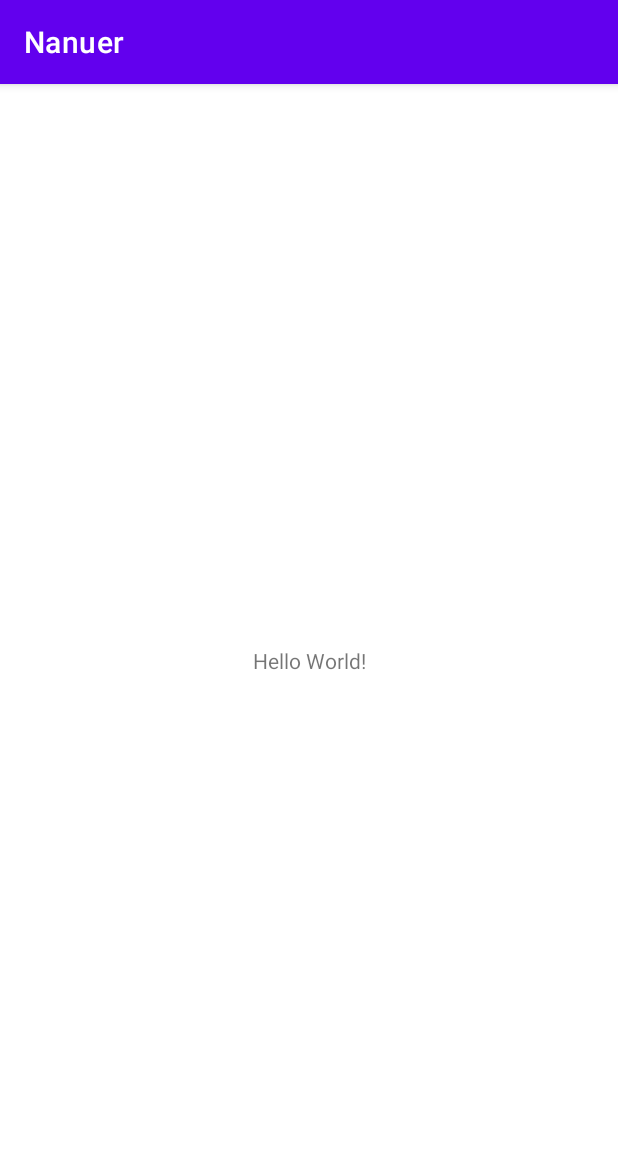
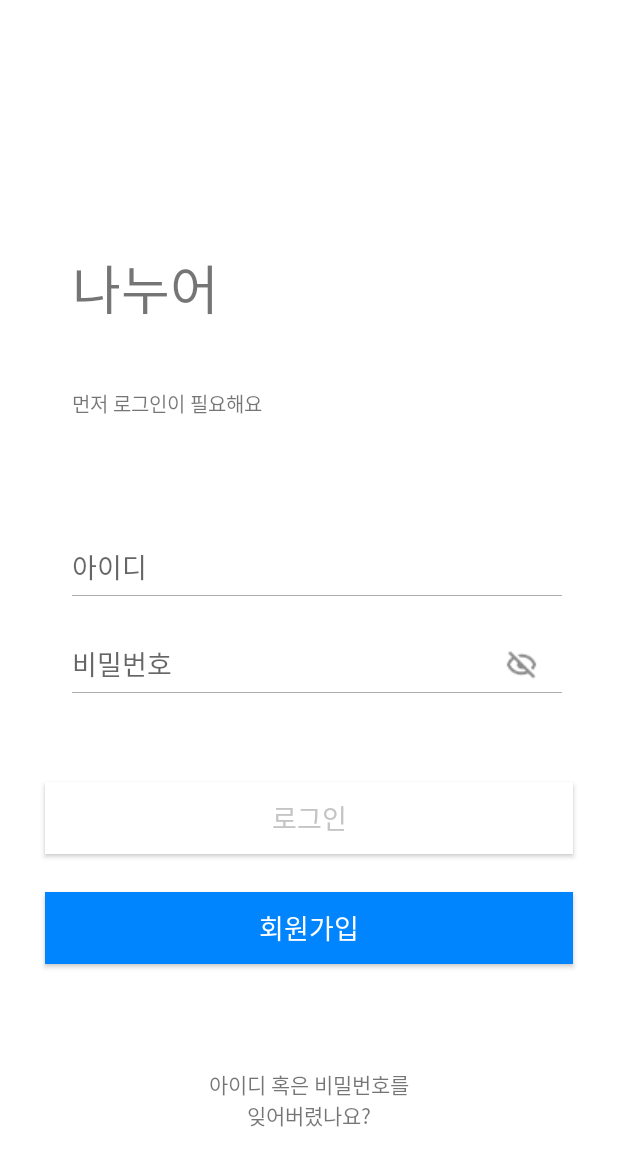
Before and after one commit to Nanuer/client, an Android app: the screen it shows after launch (MainActivity before the commit, LoginActivity after it), on a phone screen of 412 x 824 dp. Shown: the top 1166 px of the screen. Run offline under Robolectric (Android 15) with nearby library versions, the phone set to English and light mode, and no system bars.

Commit message:
create login layout

```diff
--- a/app/src/main/AndroidManifest.xml
+++ b/app/src/main/AndroidManifest.xml
@@ -10,14 +10,16 @@
         android:supportsRtl="true"
         android:theme="@style/Theme.Nanuer">
         <activity
-            android:name=".MainActivity"
+            android:name=".LoginActivity"
             android:exported="true">
             <intent-filter>
                 <action android:name="android.intent.action.MAIN" />
-
                 <category android:name="android.intent.category.LAUNCHER" />
             </intent-filter>
         </activity>
+        <activity
+            android:name=".MainActivity"
+            android:exported="true">
+        </activity>
     </application>
-
 </manifest>
--- /dev/null
+++ b/app/src/main/java/com/example/nanuer/LoginActivity.kt
@@ -0,0 +1,11 @@
+package com.example.nanuer
+
+import android.os.Bundle
+import androidx.appcompat.app.AppCompatActivity
+
+class LoginActivity : AppCompatActivity(){
+    override fun onCreate(savedInstanceState: Bundle?) {
+        super.onCreate(savedInstanceState)
+        setContentView(R.layout.activity_login)
+    }
+}
--- /dev/null
+++ b/app/src/main/res/layout/activity_login.xml
@@ -0,0 +1,132 @@
+<?xml version="1.0" encoding="utf-8"?>
+<androidx.constraintlayout.widget.ConstraintLayout xmlns:android="http://schemas.android.com/apk/res/android"
+    android:layout_width="match_parent"
+    android:layout_height="match_parent"
+    xmlns:app="http://schemas.android.com/apk/res-auto">
+
+    <TextView
+        android:id="@+id/logo_nanuer_tv"
+        android:layout_width="132dp"
+        android:layout_height="47dp"
+        android:text="나누어"
+        android:textSize="35sp"
+        app:layout_constraintTop_toTopOf="parent"
+        app:layout_constraintStart_toStartOf="parent"
+        android:layout_marginTop="165dp"
+        android:layout_marginStart="48dp"
+        />
+
+    <TextView
+        android:id="@+id/login_message_tv"
+        android:layout_width="wrap_content"
+        android:layout_height="wrap_content"
+        android:text="먼저 로그인이 필요해요"
+        android:textSize="13sp"
+        app:layout_constraintTop_toBottomOf="@id/logo_nanuer_tv"
+        app:layout_constraintStart_toStartOf="@id/logo_nanuer_tv"
+        android:layout_marginTop="46dp"
+        />
+
+    <EditText
+        android:id="@+id/login_id_et"
+        android:layout_width="0dp"
+        android:layout_height="37dp"
+        android:layout_marginTop="80dp"
+        android:layout_marginEnd="37dp"
+        android:background="@null"
+        android:hint="아이디"
+        android:inputType="text"
+        android:textSize="18sp"
+        app:layout_constraintTop_toBottomOf="@+id/login_message_tv"
+        app:layout_constraintStart_toStartOf="@id/logo_nanuer_tv"
+        app:layout_constraintEnd_toEndOf="parent"
+        />
+
+    <View
+        android:id="@+id/login_id_underscore_view"
+        android:layout_width="0dp"
+        android:layout_height="1px"
+        android:background="#adadad"
+        app:layout_constraintEnd_toEndOf="@+id/login_id_et"
+        app:layout_constraintStart_toStartOf="@+id/login_id_et"
+        app:layout_constraintTop_toBottomOf="@+id/login_id_et"/>
+
+    <EditText
+        android:id="@+id/login_pw_et"
+        android:layout_width="0dp"
+        android:layout_height="37dp"
+        android:layout_marginTop="27dp"
+        android:layout_marginEnd="37dp"
+        android:background="@null"
+        android:hint="비밀번호"
+        android:inputType="text"
+        android:textSize="18sp"
+        app:layout_constraintTop_toBottomOf="@+id/login_id_et"
+        app:layout_constraintStart_toStartOf="@id/logo_nanuer_tv"
+        app:layout_constraintEnd_toEndOf="parent"
+        />
+
+    <View
+        android:id="@+id/login_pw_underscore_view"
+        android:layout_width="0dp"
+        android:layout_height="1px"
+        android:background="#adadad"
+        app:layout_constraintEnd_toEndOf="@+id/login_pw_et"
+        app:layout_constraintStart_toStartOf="@+id/login_pw_et"
+        app:layout_constraintTop_toBottomOf="@+id/login_pw_et"/>
+
+    <ImageView
+        android:id="@+id/login_hide_pw_iv"
+        android:layout_width="23dp"
+        android:layout_height="23dp"
+        android:src="@drawable/hide"
+        app:layout_constraintTop_toTopOf="@id/login_pw_et"
+        app:layout_constraintBottom_toBottomOf="@id/login_pw_et"
+        app:layout_constraintEnd_toEndOf="@id/login_pw_et"
+        android:layout_marginEnd="15dp"
+        />
+
+    <androidx.appcompat.widget.AppCompatButton
+        android:id="@+id/login_sing_in_btn"
+        android:layout_width="0dp"
+        android:layout_height="wrap_content"
+        android:textSize="18sp"
+        android:text="로그인"
+        android:textColor="#c4c4c4"
+        app:layout_constraintTop_toBottomOf="@id/login_pw_et"
+        android:background="@color/white"
+        app:layout_constraintStart_toStartOf="parent"
+        app:layout_constraintEnd_toEndOf="parent"
+        android:layout_marginTop="60dp"
+        android:layout_marginHorizontal="30dp"
+        />
+
+    <androidx.appcompat.widget.AppCompatButton
+        android:id="@+id/login_sing_up_btn"
+        android:layout_width="0dp"
+        android:layout_height="wrap_content"
+        android:textSize="18sp"
+        android:text="회원가입"
+        android:textColor="@color/white"
+        android:background="#0085ff"
+        app:layout_constraintTop_toBottomOf="@id/login_sing_in_btn"
+        app:layout_constraintStart_toStartOf="parent"
+        app:layout_constraintEnd_toEndOf="parent"
+        android:layout_marginTop="25dp"
+        android:layout_marginHorizontal="30dp"
+        />
+
+    <TextView
+        android:id="@+id/login_forget_message_tv"
+        android:layout_width="wrap_content"
+        android:layout_height="wrap_content"
+        android:text="아이디 혹은 비밀번호를\n잊어버렸나요?"
+        app:layout_constraintStart_toStartOf="parent"
+        app:layout_constraintEnd_toEndOf="parent"
+        android:textSize="14sp"
+        android:gravity="center"
+        app:layout_constraintTop_toBottomOf="@id/login_sing_up_btn"
+        app:layout_constraintBottom_toBottomOf="parent"
+        />
+
+</androidx.constraintlayout.widget.ConstraintLayout>
--- a/app/src/main/res/values/themes.xml
+++ b/app/src/main/res/values/themes.xml
@@ -9,6 +9,10 @@
         <item name="colorSecondary">@color/teal_200</item>
         <item name="colorSecondaryVariant">@color/teal_700</item>
         <item name="colorOnSecondary">@color/black</item>
+
+        <!-- Remove the title bar -->
+        <item name="windowNoTitle">true</item>
+
         <!-- Status bar color. -->
         <item name="android:statusBarColor" tools:targetApi="l">?attr/colorPrimaryVariant</item>
         <!-- Customize your theme here. -->
```
